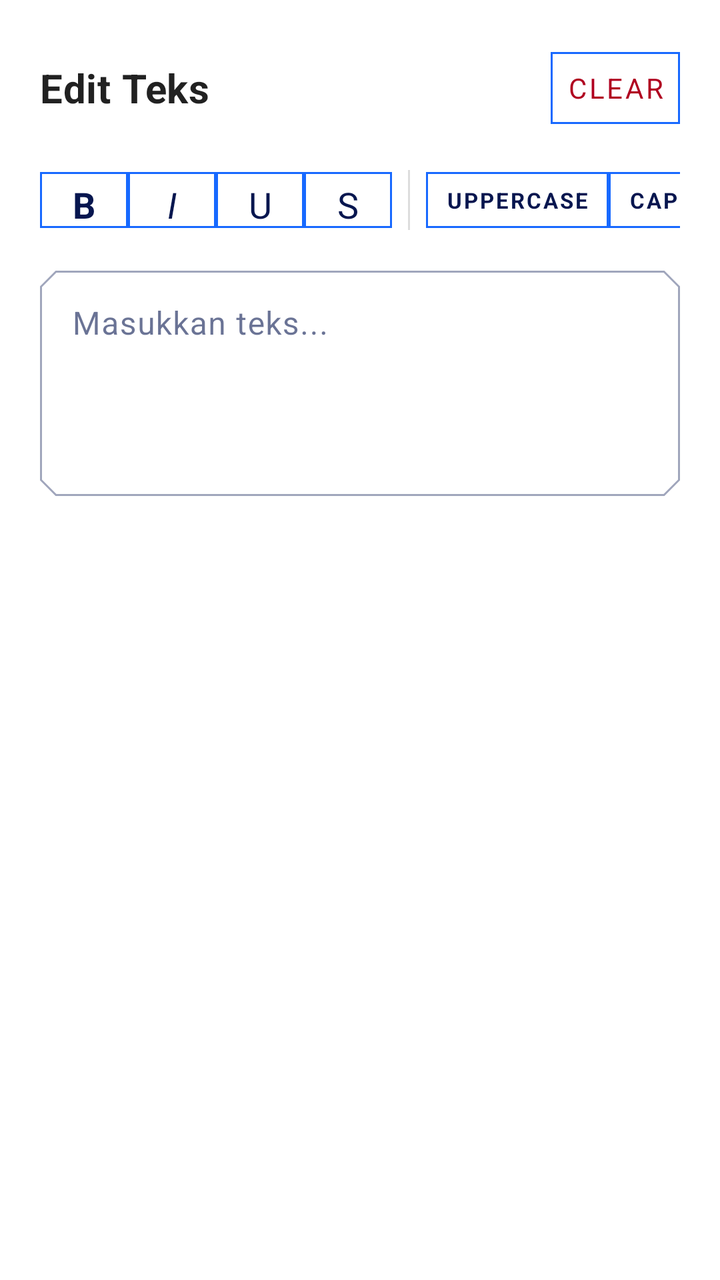
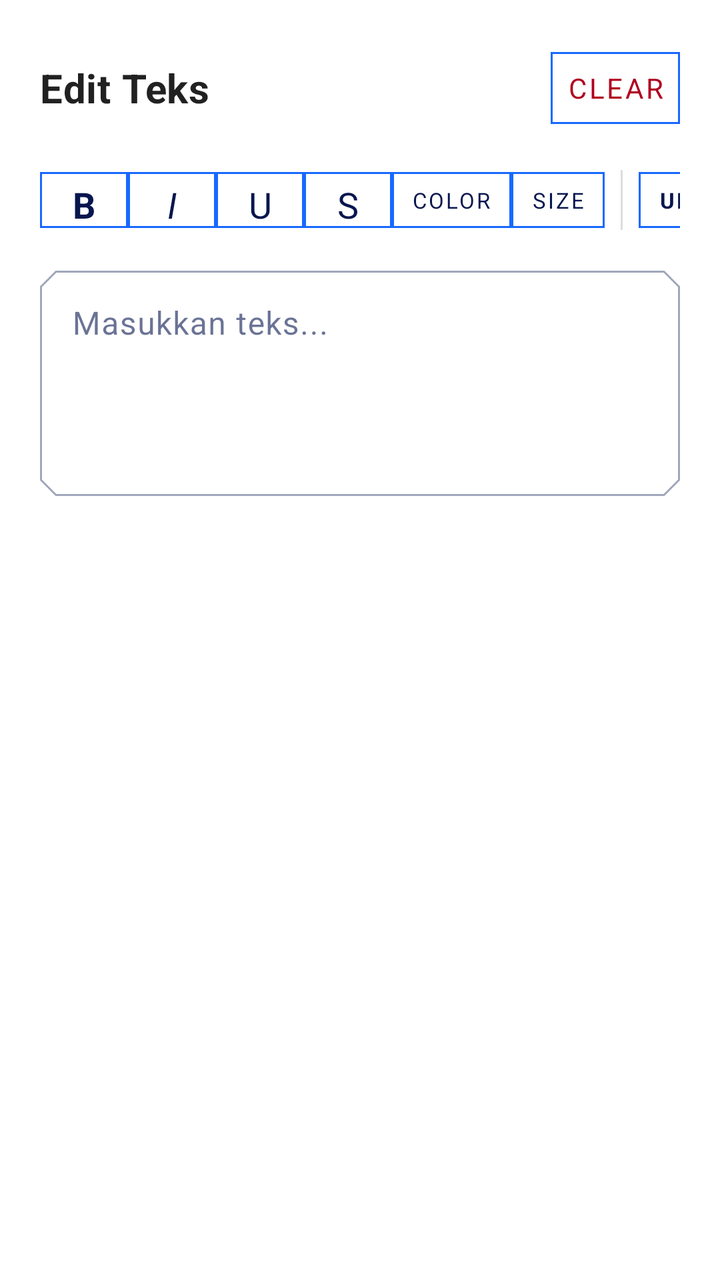

Before-and-after screenshots of an Android layout around one commit, followed by the original layout XML and the change that was made.
<!-- AndroidManifest.xml: application theme AppTheme -->
<!-- res/layout/dialog_edit_text.xml -->
<?xml version="1.0" encoding="utf-8"?>
<LinearLayout xmlns:android="http://schemas.android.com/apk/res/android"
    xmlns:app="http://schemas.android.com/apk/res-auto"
    android:layout_width="match_parent"
    android:layout_height="wrap_content"
    android:orientation="vertical"
    android:padding="20dp">

    
    <LinearLayout
        android:layout_width="match_parent"
        android:layout_height="wrap_content"
        android:gravity="center_vertical"
        android:orientation="horizontal"
        android:paddingBottom="12dp">

        <TextView
            android:id="@+id/dialogTitle"
            android:layout_width="0dp"
            android:layout_height="wrap_content"
            android:layout_weight="1"
            android:text="@string/edit_text_title"
            android:textAppearance="?attr/textAppearanceHeadline6"
            android:textStyle="bold" />

        
        <com.google.android.material.button.MaterialButton
            android:id="@+id/btnClearText"
            style="@style/Widget.MaterialComponents.Button.TextButton"
            android:layout_width="wrap_content"
            android:layout_height="wrap_content"
            android:layout_marginStart="6dp"
            android:minWidth="44dp"
            android:paddingHorizontal="8dp"
            android:text="Clear"
            android:textColor="?attr/colorError" />

    </LinearLayout>

    
    <HorizontalScrollView
        android:id="@+id/formatToolbarScroll"
        android:layout_width="match_parent"
        android:layout_height="wrap_content"
        android:layout_marginBottom="10dp"
        android:scrollbars="none">

        <LinearLayout
            android:id="@+id/formatToolbarContainer"
            android:layout_width="wrap_content"
            android:layout_height="wrap_content"
            android:orientation="horizontal"
            android:gravity="center_vertical">

            <com.google.android.material.button.MaterialButton
                android:id="@+id/btnBold"
                style="@style/Widget.MaterialComponents.Button.TextButton"
                android:layout_width="44dp"
                android:layout_height="40dp"
                android:minWidth="0dp"
                android:text="B"
                android:textColor="@color/brand_navy"
                android:textSize="18sp"
                android:textStyle="bold" />

            <com.google.android.material.button.MaterialButton
                android:id="@+id/btnItalic"
                style="@style/Widget.MaterialComponents.Button.TextButton"
                android:layout_width="44dp"
                android:layout_height="40dp"
                android:minWidth="0dp"
                android:text="I"
                android:textColor="@color/brand_navy"
                android:textSize="18sp"
                android:textStyle="italic" />

            <com.google.android.material.button.MaterialButton
                android:id="@+id/btnUnderline"
                style="@style/Widget.MaterialComponents.Button.TextButton"
                android:layout_width="44dp"
                android:layout_height="40dp"
                android:minWidth="0dp"
                android:text="U"
                android:textColor="@color/brand_navy"
                android:textSize="18sp" />

            <com.google.android.material.button.MaterialButton
                android:id="@+id/btnStrikethrough"
                style="@style/Widget.MaterialComponents.Button.TextButton"
                android:layout_width="44dp"
                android:layout_height="40dp"
                android:minWidth="0dp"
                android:text="S"
                android:textColor="@color/brand_navy"
                android:textSize="18sp" />

            <View
                android:layout_width="1dp"
                android:layout_height="30dp"
                android:layout_marginHorizontal="8dp"
                android:background="#DDDDDD" />

            <com.google.android.material.button.MaterialButton
                android:id="@+id/btnUppercase"
                style="@style/Widget.MaterialComponents.Button.TextButton"
                android:layout_width="wrap_content"
                android:layout_height="40dp"
                android:minWidth="0dp"
                android:paddingHorizontal="10dp"
                android:text="UPPERCASE"
                android:textColor="@color/brand_navy"
                android:textSize="11sp"
                android:textStyle="bold" />

            <com.google.android.material.button.MaterialButton
                android:id="@+id/btnCapitalize"
                style="@style/Widget.MaterialComponents.Button.TextButton"
                android:layout_width="wrap_content"
                android:layout_height="40dp"
                android:minWidth="0dp"
                android:paddingHorizontal="10dp"
                android:text="Capitalize"
                android:textColor="@color/brand_navy"
                android:textSize="11sp"
                android:textStyle="bold" />

            <com.google.android.material.button.MaterialButton
                android:id="@+id/btnLowercase"
                style="@style/Widget.MaterialComponents.Button.TextButton"
                android:layout_width="wrap_content"
                android:layout_height="40dp"
                android:minWidth="0dp"
                android:paddingHorizontal="10dp"
                android:text="lowercase"
                android:textColor="@color/brand_navy"
                android:textSize="11sp"
                android:textStyle="bold" />
        </LinearLayout>
    </HorizontalScrollView>

    
    <com.google.android.material.textfield.TextInputLayout
        android:id="@+id/textInputLayout"
        style="@style/Widget.MaterialComponents.TextInputLayout.OutlinedBox"
        android:layout_width="match_parent"
        android:layout_height="wrap_content"
        app:boxCornerRadiusBottomEnd="8dp"
        app:boxCornerRadiusBottomStart="8dp"
        app:boxCornerRadiusTopEnd="8dp"
        app:boxCornerRadiusTopStart="8dp">

        <com.google.android.material.textfield.TextInputEditText
            android:id="@+id/etTextInput"
            android:layout_width="match_parent"
            android:layout_height="wrap_content"
            android:gravity="top|start"
            android:hint="@string/edit_text_hint"
            android:inputType="textMultiLine|textCapSentences"
            android:minLines="4"
            android:maxLines="8"
            android:scrollbars="vertical"
            android:textAppearance="?attr/textAppearanceBody1"
            android:textColorHint="@color/brand_blue" />

    </com.google.android.material.textfield.TextInputLayout>

</LinearLayout>
<!-- resources referenced by this layout -->
<resources>
  <color name="brand_blue">#1769FF</color>
  <color name="brand_navy">#07164F</color>
  <string name="edit_text_hint">Masukkan teks...</string>
  <string name="edit_text_title">Edit Teks</string>
  <color name="white">#fff</color>
  <color name="black">#000</color>
  <color name="gray">#616161</color>
  <style name="AppTextInputLayout" parent="Widget.MaterialComponents.TextInputLayout.OutlinedBox.Dense">
          <item name="boxStrokeColor">@color/brand_blue</item>
          <item name="counterTextColor">@color/gray</item>
          <item name="hintTextColor">@color/gray</item>
          <item name="boxCornerRadiusBottomEnd">0dp</item>
          <item name="boxCornerRadiusBottomStart">0dp</item>
          <item name="boxCornerRadiusTopStart">0dp</item>
          <item name="boxCornerRadiusTopEnd">0dp</item>
      </style>
  <style name="AppBottomNavigation" parent="Widget.MaterialComponents.BottomNavigationView.Colored">
  
      </style>
  <style name="AppButton" parent="Widget.MaterialComponents.Button.UnelevatedButton">
          <item name="strokeColor">@color/brand_blue</item>
          <item name="strokeWidth">1dp</item>
          <item name="android:textColor">@color/brand_blue</item>
      </style>
  <style name="ButtonText" parent="TextAppearance.MaterialComponents.Button">
          <item name="fontFamily">@font/raleway_semibold</item>
      </style>
  <style name="Body1Text" parent="TextAppearance.MaterialComponents.Body1">
          <item name="fontFamily">@font/raleway_semibold</item>
      </style>
  <style name="Body2Text" parent="TextAppearance.MaterialComponents.Body2">
          <item name="fontFamily">@font/raleway_semibold</item>
      </style>
  <style name="CaptionText" parent="TextAppearance.MaterialComponents.Caption">
          <item name="fontFamily">@font/raleway_semibold</item>
      </style>
  <style name="Headline4Text" parent="TextAppearance.MaterialComponents.Headline6">
          <item name="fontFamily">@font/raleway_semibold</item>
      </style>
  <style name="Headline5Text" parent="TextAppearance.MaterialComponents.Headline6">
          <item name="fontFamily">@font/raleway_semibold</item>
      </style>
  <style name="Headline6Text" parent="TextAppearance.MaterialComponents.Headline6">
          <item name="fontFamily">@font/raleway_semibold</item>
      </style>
  <style name="AppFloatingActionButton" parent="Widget.MaterialComponents.FloatingActionButton">
          <item name="shapeAppearanceOverlay">@style/FloatingActionButton</item>
      </style>
  <style name="SmallComponent" parent="ShapeAppearance.MaterialComponents.SmallComponent">
          <item name="cornerFamily">cut</item>
          <item name="cornerSize">0dp</item>
      </style>
  <style name="MediumComponent" parent="ShapeAppearance.MaterialComponents.MediumComponent">
          <item name="cornerFamily">cut</item>
          <item name="cornerSize">0dp</item>
      </style>
  <style name="LargeComponent" parent="ShapeAppearance.MaterialComponents.LargeComponent">
          <item name="cornerFamily">cut</item>
          <item name="cornerSize">0dp</item>
      </style>
  <style name="FloatingActionButton" parent="ShapeAppearanceOverlay.MaterialComponents.FloatingActionButton">
      </style>
  <!-- unchanged entries left out for length: 1 -->
</resources>

<!-- the commit's change to res/layout/dialog_edit_text.xml (unified diff, before → after) -->
@@ -94,6 +94,28 @@
                 android:textColor="@color/brand_navy"
                 android:textSize="18sp" />
 
+            <com.google.android.material.button.MaterialButton
+                android:id="@+id/btnTextColor"
+                style="@style/Widget.MaterialComponents.Button.TextButton"
+                android:layout_width="wrap_content"
+                android:layout_height="40dp"
+                android:minWidth="0dp"
+                android:paddingHorizontal="10dp"
+                android:text="Color"
+                android:textColor="@color/brand_navy"
+                android:textSize="11sp" />
+
+            <com.google.android.material.button.MaterialButton
+                android:id="@+id/btnTextSize"
+                style="@style/Widget.MaterialComponents.Button.TextButton"
+                android:layout_width="wrap_content"
+                android:layout_height="40dp"
+                android:minWidth="0dp"
+                android:paddingHorizontal="10dp"
+                android:text="Size"
+                android:textColor="@color/brand_navy"
+                android:textSize="11sp" />
+
             <View
                 android:layout_width="1dp"
                 android:layout_height="30dp"
